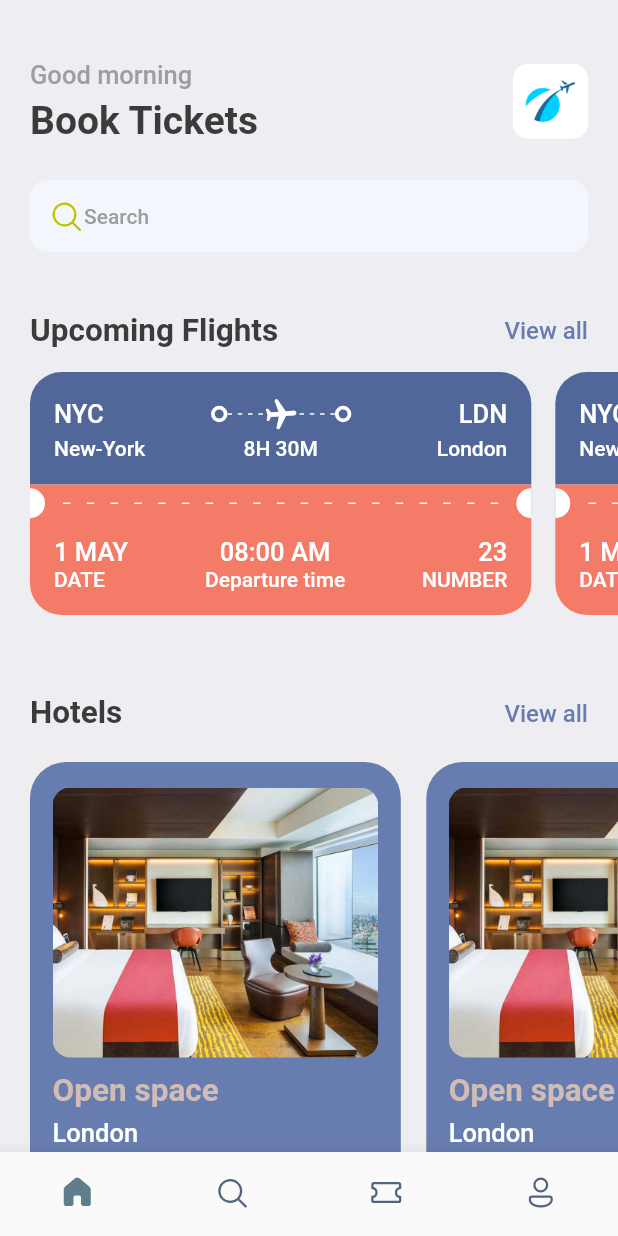
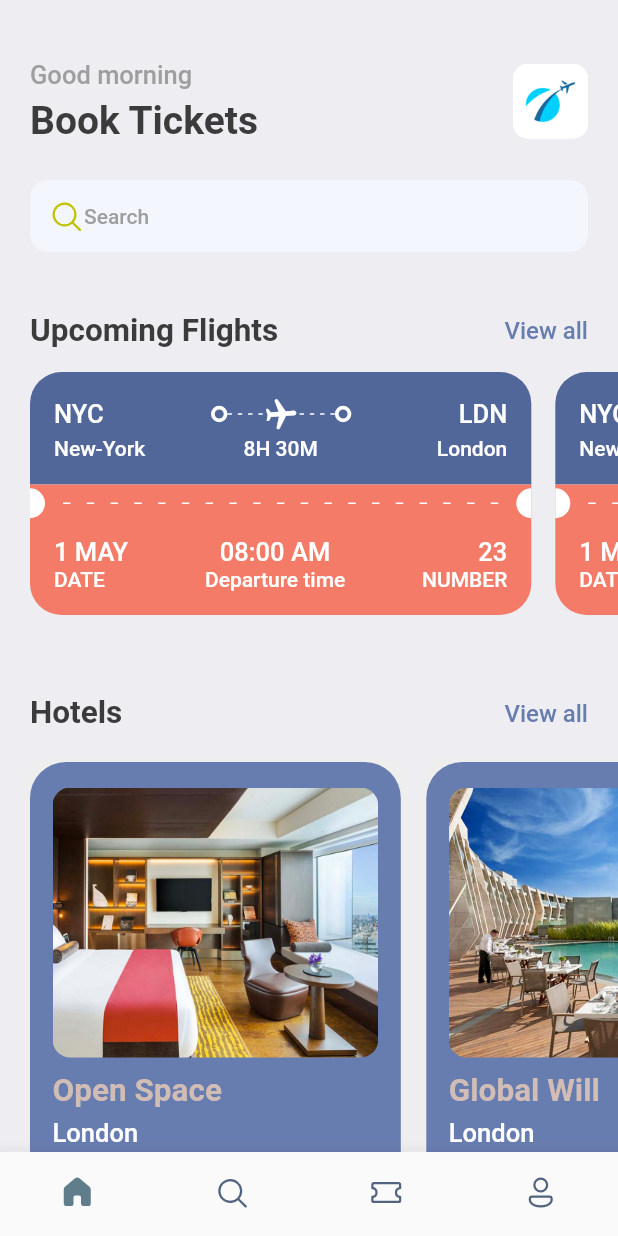
Before and after one commit to ruvima/booktickets, a Flutter app: the screen it shows after launch, on a phone screen of 412 x 824 dp. Run offline on Flutter 3.47's test engine with Material 2 defaults, Android fonts, the phone set to English and light mode, and no system bars; our stand-ins replace fluentui_icons, gap.

Commit message:
hotelList map

```diff
--- a/lib/screens/home_screen.dart
+++ b/lib/screens/home_screen.dart
@@ -1,5 +1,6 @@
 import 'package:booktickets/screens/hotel_screen.dart';
 import 'package:booktickets/screens/ticket_view.dart';
+import 'package:booktickets/utils/app_info_list.dart';
 import 'package:booktickets/utils/app_styles.dart';
 import 'package:fluentui_icons/fluentui_icons.dart';
 import 'package:flutter/material.dart';
@@ -98,10 +99,10 @@ class HomeScreen extends StatelessWidget {
             scrollDirection: Axis.horizontal,
             padding: const EdgeInsets.only(left: 20),
             child: Row(
-              children: [
-                const TicketView(),
-                const TicketView(),
-                const TicketView(),
+              children: const [
+                TicketView(),
+                TicketView(),
+                TicketView(),
               ],
             ),
           ),
@@ -130,16 +131,13 @@ class HomeScreen extends StatelessWidget {
           ),
           const Gap(15),
           SingleChildScrollView(
-              scrollDirection: Axis.horizontal,
-              padding: const EdgeInsets.only(left: 20),
-              child: Row(
-                children: [
-                  HotelScreen(),
-                  HotelScreen(),
-                  HotelScreen(),
-                  HotelScreen(),
-                ],
-              )),
+            scrollDirection: Axis.horizontal,
+            padding: const EdgeInsets.only(left: 20),
+            child: Row(
+              children:
+                  hotelList.map((hotel) => HotelScreen(hotel: hotel)).toList(),
+            ),
+          ),
         ],
       ),
     );
--- a/lib/screens/hotel_screen.dart
+++ b/lib/screens/hotel_screen.dart
@@ -1,10 +1,17 @@
+import 'dart:developer';
+
 import 'package:booktickets/utils/app_layout.dart';
 import 'package:booktickets/utils/app_styles.dart';
 import 'package:flutter/material.dart';
 import 'package:gap/gap.dart';
 
 class HotelScreen extends StatelessWidget {
-  const HotelScreen({Key? key}) : super(key: key);
+  const HotelScreen({
+    Key? key,
+    required this.hotel,
+  }) : super(key: key);
+
+  final Map<String, dynamic> hotel;
 
   @override
   Widget build(BuildContext context) {
@@ -35,25 +42,25 @@ class HotelScreen extends StatelessWidget {
             decoration: BoxDecoration(
               borderRadius: BorderRadius.circular(12),
               color: Styles.primaryColor,
-              image: const DecorationImage(
+              image: DecorationImage(
                 fit: BoxFit.cover,
-                image: AssetImage('assets/images/one.png'),
+                image: AssetImage('assets/images/${hotel['image']}'),
               ),
             ),
           ),
           const Gap(10),
           Text(
-            'Open space',
+            hotel['place'],
             style: Styles.headLineStyle2.copyWith(color: Styles.kakiColor),
           ),
           const Gap(5),
           Text(
-            'London',
+            hotel['destination'],
             style: Styles.headLineStyle3.copyWith(color: Colors.white),
           ),
           const Gap(8),
           Text(
-            '\$40/night',
+            '\$${hotel['price']}/night',
             style: Styles.headLineStyle1.copyWith(color: Styles.kakiColor),
           ),
         ],
--- /dev/null
+++ b/lib/utils/app_info_list.dart
@@ -0,0 +1,20 @@
+List<Map<String, dynamic>> hotelList = [
+  {
+    'image': 'one.png',
+    'place': 'Open Space',
+    'destination': 'London',
+    'price': 25
+  },
+  {
+    'image': 'two.png',
+    'place': 'Global Will',
+    'destination': 'London',
+    'price': 40
+  },
+  {
+    'image': 'three.png',
+    'place': 'Tallest Building',
+    'destination': 'Dubai',
+    'price': 68
+  },
+];
```
